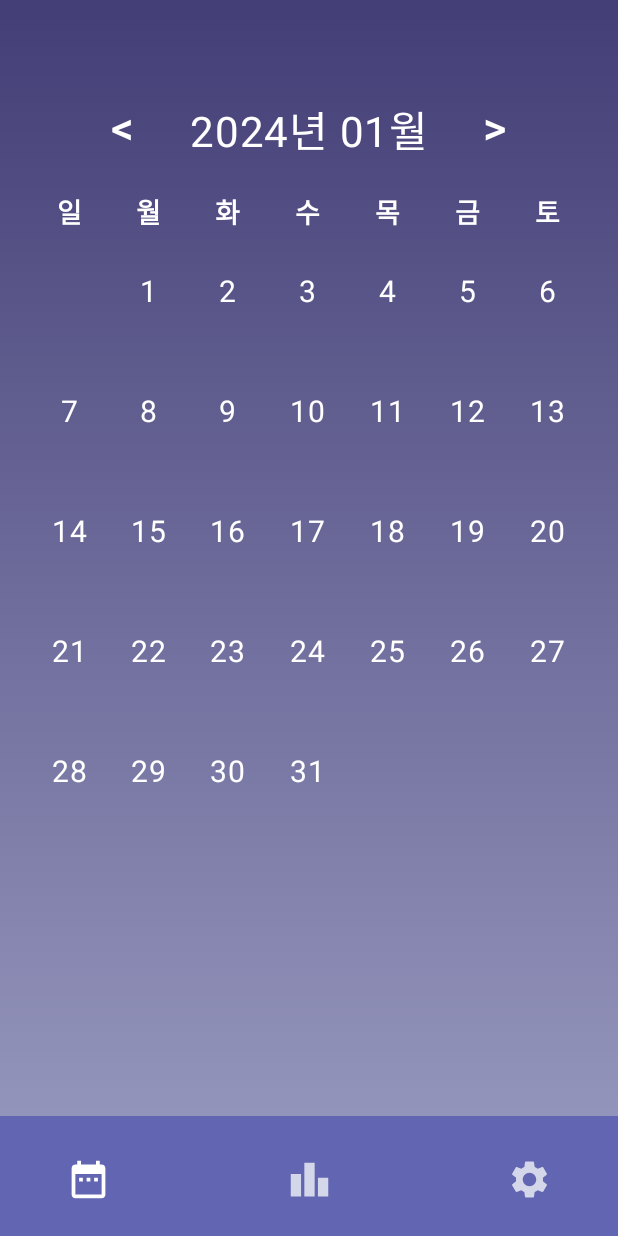
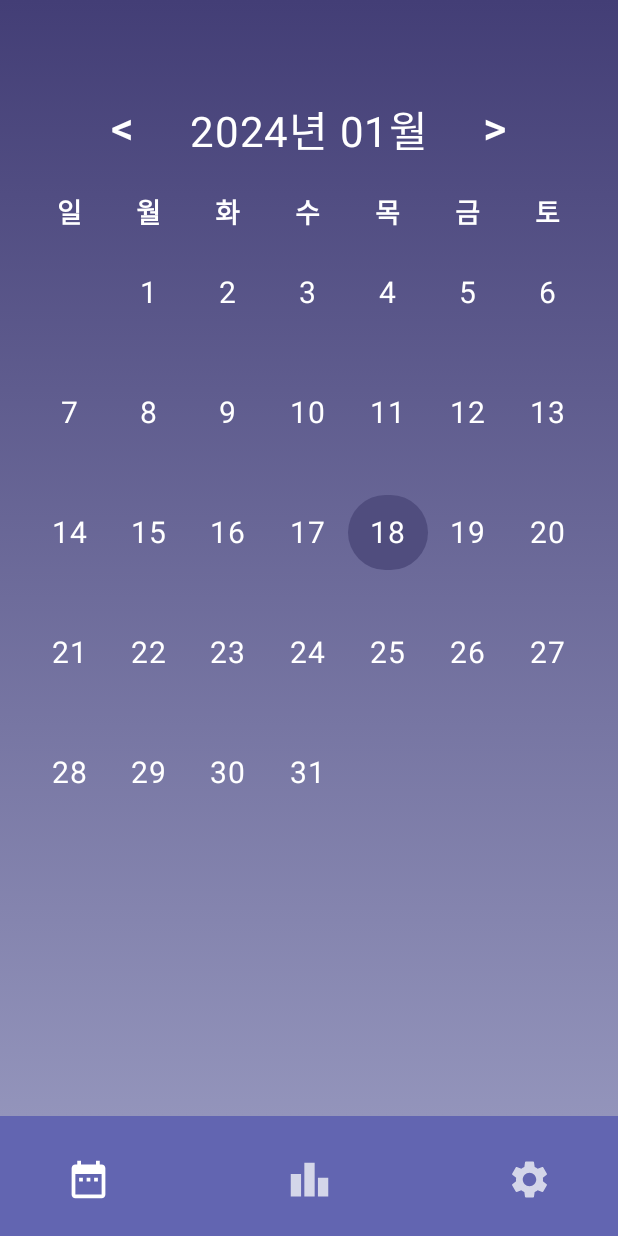
Before and after one commit to JNU-econovation/smool-AOS, an Android app built with Jetpack Compose: the MainActivity screen opened directly, with no data from a screen before it, on a phone screen of 412 x 824 dp. Run offline under Robolectric (Android 15) with nearby library versions, the phone set to English and light mode, and no system bars.

Commit message:
feat: 캘린더 화면 오늘 날짜 표시 circle 배경 추가

```diff
--- a/app/src/main/java/com/example/moodtraker/screen/CalendarScreen.kt
+++ b/app/src/main/java/com/example/moodtraker/screen/CalendarScreen.kt
@@ -14,8 +14,14 @@ import androidx.compose.foundation.layout.fillMaxSize
 import androidx.compose.foundation.layout.fillMaxWidth
 import androidx.compose.foundation.layout.height
 import androidx.compose.foundation.layout.padding
+import androidx.compose.foundation.layout.size
+import androidx.compose.foundation.shape.CircleShape
+import androidx.compose.material.icons.Icons
+import androidx.compose.material.icons.filled.Circle
+import androidx.compose.material.icons.filled.MoreVert
 import androidx.compose.material3.Button
 import androidx.compose.material3.ButtonDefaults
+import androidx.compose.material3.Icon
 import androidx.compose.material3.Surface
 import androidx.compose.material3.Text
 import androidx.compose.runtime.Composable
@@ -38,18 +44,25 @@ import androidx.navigation.compose.NavHost
 import androidx.navigation.compose.composable
 import androidx.navigation.compose.rememberNavController
 import androidx.navigation.navArgument
+import com.example.moodtraker.MyApi
+import com.example.moodtraker.RetrofitInstance
 import com.example.moodtraker.ui.theme.MoodtrakerTheme
 import java.text.SimpleDateFormat
 import java.util.Calendar
 import java.util.Locale
 
+
 @Composable
 fun CalendarScreen() {
+
 
     LogNav(navHostController = rememberNavController())
 
 }
 
+
+//val retrofit = RetrofitInstance.getInstance()
+//val myApi = RetrofitInstance.getInstance().create(MyApi::class.java)
 
 @Composable
 fun LogNav(navHostController: NavHostController) {
@@ -84,9 +97,16 @@ fun CalendarContent(navHostController: NavHostController) {
     val time = remember {
         mutableStateOf(calendarInstance)
     }
-    val resultTime = SimpleDateFormat("yyyy년 MM월", Locale.KOREA).format(time.value.time)
 
-    var recentDay by remember { mutableStateOf("") }
+    val todayInstance = Calendar.getInstance()
+    val today = remember {
+        mutableStateOf(todayInstance)
+    }
+
+
+//    val resultTime = SimpleDateFormat("yyyy년 MM월", Locale.KOREA).format(time.value.time)
+//
+//    var recentDay by remember { mutableStateOf("") }
 
 
 
@@ -125,6 +145,7 @@ fun CalendarContent(navHostController: NavHostController) {
 
                 CalendarContents(
                     date = time,
+                    today = today,
                     navController = navHostController
                 )
             }
@@ -137,12 +158,15 @@ fun CalendarContent(navHostController: NavHostController) {
 @Composable
 fun CalendarContents(
     date: MutableState<Calendar>,
+    today: MutableState<Calendar>,
     navController: NavHostController,
 ) {
 
     // 캘린더 헤더
 
     var resultTime = SimpleDateFormat("yyyy년 MM월", Locale.KOREA).format(date.value.time)
+    val todayDate = SimpleDateFormat("dd", Locale.KOREA).format(today.value.time).toInt()
+    val todayTime = SimpleDateFormat("yyyy년 MM월", Locale.KOREA).format(today.value.time)
 
 
     Row(
@@ -229,7 +253,7 @@ fun CalendarContents(
     val monthFirstDay = date.value.get(Calendar.DAY_OF_WEEK) - 1    // 1일이 무슨 요일부터인지
     val monthWeeksCount = (monthDayMax + monthFirstDay + 6) / 7     // 현재 달의 week 수
 
-    var count by remember { mutableStateOf(0) }
+    var exist by remember { mutableStateOf(false) }
 
     Log.d("monthDayMax", monthDayMax.toString())
     Log.d("monthFirstDay", monthFirstDay.toString())
@@ -250,21 +274,36 @@ fun CalendarContents(
                             modifier = Modifier
                                 .weight(1f)
                                 .height(80.dp)
-                                .padding(10.dp)
+                                //.padding(10.dp)
                                 .clickable {
                                     // 로그 페이지로 이동
                                     navController.navigate("LogScreen/$resultTime/$resultDay") {
-//                                        putString("resultTime", resultTime)
-//                                        putInt("resultDay", resultDay)
                                     }
                                 },
                             contentAlignment = Alignment.Center
                         ) {
-                            Text(
-                                text = resultDay.toString(),
-                                fontSize = 20.sp,
-                                color = Color.White,
-                            )
+
+                            Box(
+                                modifier = Modifier
+                                    .fillMaxWidth()
+                                    .height(50.dp)
+                                    .background(
+                                        shape = CircleShape,
+                                        color = if(todayDate == resultDay && todayTime == resultTime) Color(0xFF504D7E) else Color.Transparent
+                                    ),
+                                contentAlignment = Alignment.Center
+                            ) {
+                                Text(
+                                    text = resultDay.toString(),
+                                    fontSize = 20.sp,
+                                    color = Color.White,
+                                )
+                            }
+
+                            if (exist == true) {
+                                Icon(Icons.Default.Circle, contentDescription = "circle", tint = Color.White, modifier = Modifier.size(20.dp))
+                            }
+
                         }
 
                     } else {
```
